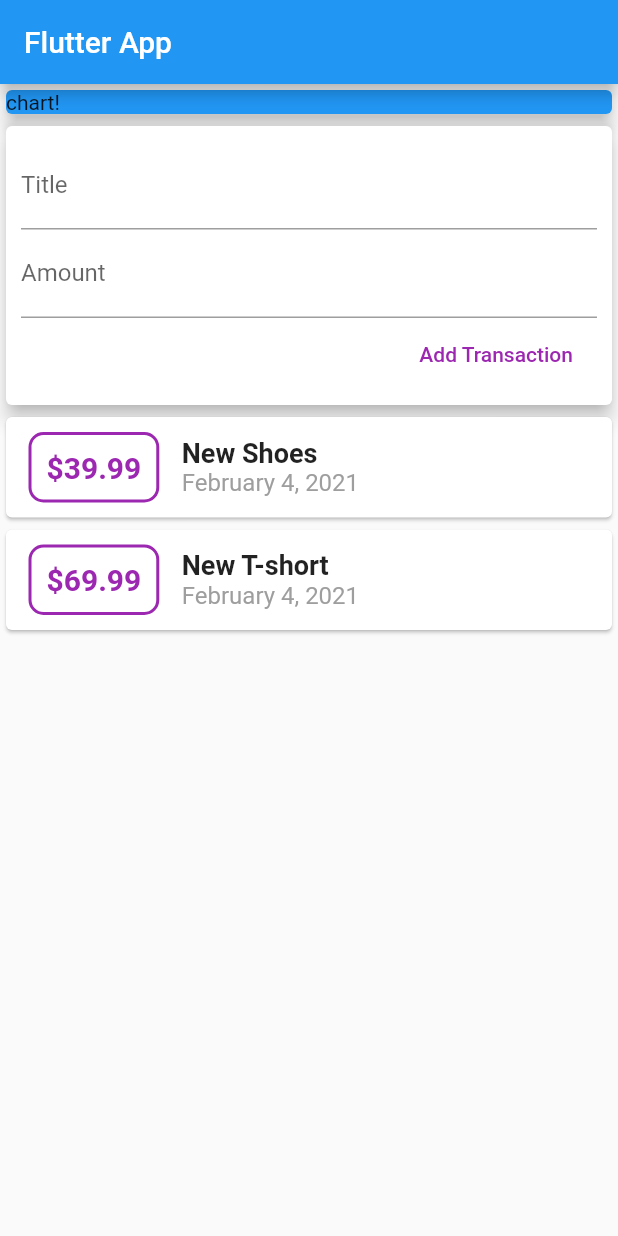
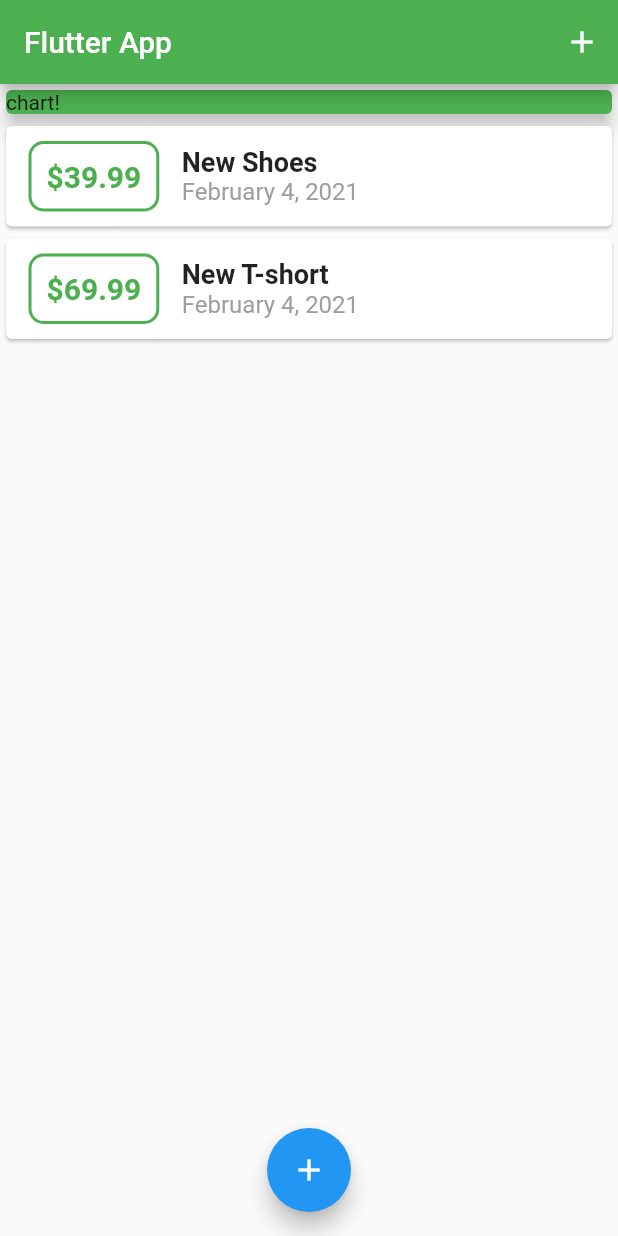
Before and after one commit to shh8te/expenses_planner, a Flutter app: the screen it shows after launch, on a phone screen of 412 x 824 dp. Run offline on Flutter 3.47's test engine with Material 2 defaults, Android fonts, the phone set to English and light mode, and no system bars.

Commit message:
Add new transaction fields to bottom modal sheet

```diff
--- a/lib/main.dart
+++ b/lib/main.dart
@@ -1,6 +1,9 @@
 import 'package:flutter/material.dart';
 
-import 'package:expenses_planner/widgets/user_transactions.dart';
+import 'package:expenses_planner/models/transaction.dart';
+
+import 'package:expenses_planner/widgets/transaction_list.dart';
+import 'package:expenses_planner/widgets/new_transaction.dart';
 
 void main() => runApp(MyApp());
 
@@ -14,12 +17,52 @@ class MyApp extends StatelessWidget {
   }
 }
 
-class MyHomePage extends StatelessWidget {
+class MyHomePage extends StatefulWidget {
+  @override
+  _MyHomePageState createState() => _MyHomePageState();
+}
+
+class _MyHomePageState extends State<MyHomePage> {
+  final List<Transaction> _userTransactions = [
+    Transaction(id: 1, title: 'New Shoes', amount: 39.99, date: DateTime.now()),
+    Transaction(
+        id: 2, title: 'New T-short', amount: 69.99, date: DateTime.now()),
+  ];
+
+  void _addNewTransaction(String title, double amount) {
+    final newTx = Transaction(
+        id: _userTransactions.last.id++,
+        title: title,
+        amount: amount,
+        date: DateTime.now());
+
+    setState(() {
+      _userTransactions.add(newTx);
+    });
+  }
+
+  void _showAddTransactionSheet(BuildContext context) {
+    showModalBottomSheet(
+        context: context,
+        builder: (builderContext) {
+          return NewTransaction(_addNewTransaction);
+        });
+  }
+
   @override
   Widget build(BuildContext context) {
     return Scaffold(
-      appBar: AppBar(title: Text('Flutter App')),
-      body: Column(
+      appBar: AppBar(
+        backgroundColor: Colors.green,
+        title: Text('Flutter App'),
+        actions: <Widget>[
+          IconButton(
+              icon: Icon(Icons.add),
+              onPressed: () => _showAddTransactionSheet(context))
+        ],
+      ),
+      body: SingleChildScrollView(
+        child: Column(
           mainAxisAlignment: MainAxisAlignment.start,
           children: <Widget>[
             Container(
@@ -27,11 +70,17 @@ class MyHomePage extends StatelessWidget {
               child: Card(
                 child: Text('chart!'),
                 elevation: 5,
-              color: Colors.blue,
+                color: Colors.green,
               ),
             ),
-          UserTransactions(),
+            TransactionList(_userTransactions),
           ],
+        ),
+      ),
+      floatingActionButtonLocation: FloatingActionButtonLocation.centerFloat,
+      floatingActionButton: FloatingActionButton(
+        child: Icon(Icons.add),
+        onPressed: () => _showAddTransactionSheet(context),
       ),
     );
   }
--- a/lib/widgets/transaction_list.dart
+++ b/lib/widgets/transaction_list.dart
@@ -10,40 +10,46 @@ class TransactionList extends StatelessWidget {
 
   @override
   Widget build(BuildContext context) {
-    return Column(
-      children: transactions
-          .map((transaction) => Card(
+    return Container(
+      height: 300,
+      child: ListView.builder(
+        itemBuilder: (context, index) {
+          return Card(
             child: Row(
               children: <Widget>[
                 Container(
-                      margin:
-                          EdgeInsets.symmetric(vertical: 10, horizontal: 15),
+                  margin: EdgeInsets.symmetric(vertical: 10, horizontal: 15),
                   padding: EdgeInsets.all(10),
                   decoration: BoxDecoration(
                       borderRadius: BorderRadius.circular(10),
-                          border: Border.all(color: Colors.purple, width: 2)),
+                      border: Border.all(color: Colors.green, width: 2)),
                   child: Text(
-                        '\$${transaction.amount}',
+                    '\$${transactions[index].amount.toStringAsFixed(2)}',
                     style: TextStyle(
                         fontWeight: FontWeight.bold,
                         fontSize: 20,
-                            color: Colors.purple),
+                        color: Colors.green),
                   ),
                 ),
                 Column(
                   crossAxisAlignment: CrossAxisAlignment.start,
                   children: <Widget>[
-                        Text(transaction.title,
+                    Text(transactions[index].title,
                         style: TextStyle(
-                                fontWeight: FontWeight.bold, fontSize: 18)),
-                        Text('${DateFormat.yMMMMd().format(transaction.date)}',
+                          fontWeight: FontWeight.bold,
+                          fontSize: 18,
+                        )),
+                    Text(
+                        '${DateFormat.yMMMMd().format(transactions[index].date)}',
                         style: TextStyle(fontSize: 16, color: Colors.grey)),
                   ],
                 )
               ],
             ),
-              ))
-          .toList(),
+          );
+        },
+        itemCount: transactions.length,
+      ),
     );
   }
 }
--- a/lib/widgets/user_transactions.dart
+++ /dev/null
@@ -1,41 +0,0 @@
-import 'package:flutter/material.dart';
-
-import 'package:expenses_planner/models/transaction.dart';
-
-import 'package:expenses_planner/widgets/new_transaction.dart';
-import 'package:expenses_planner/widgets/transaction_list.dart';
-
-class UserTransactions extends StatefulWidget {
-  @override
-  _UserTransactionsState createState() => _UserTransactionsState();
-}
-
-class _UserTransactionsState extends State<UserTransactions> {
-  final List<Transaction> userTransactions = [
-    Transaction(id: 1, title: 'New Shoes', amount: 39.99, date: DateTime.now()),
-    Transaction(
-        id: 2, title: 'New T-short', amount: 69.99, date: DateTime.now()),
-  ];
-
-  void addNewTransaction(String title, double amount) {
-    final newTx = Transaction(
-        id: userTransactions.last.id++,
-        title: title,
-        amount: amount,
-        date: DateTime.now());
-
-    setState(() {
-      userTransactions.add(newTx);
-    });
-  }
-
-  @override
-  Widget build(BuildContext context) {
-    return Column(
-      children: <Widget>[
-        NewTransaction(addNewTransaction),
-        TransactionList(userTransactions),
-      ],
-    );
-  }
-}
```
Also changed, not shown: lib/widgets/new_transaction.dart (+26 -9 lines). Lines whose indentation alone changed are shown as unchanged.
